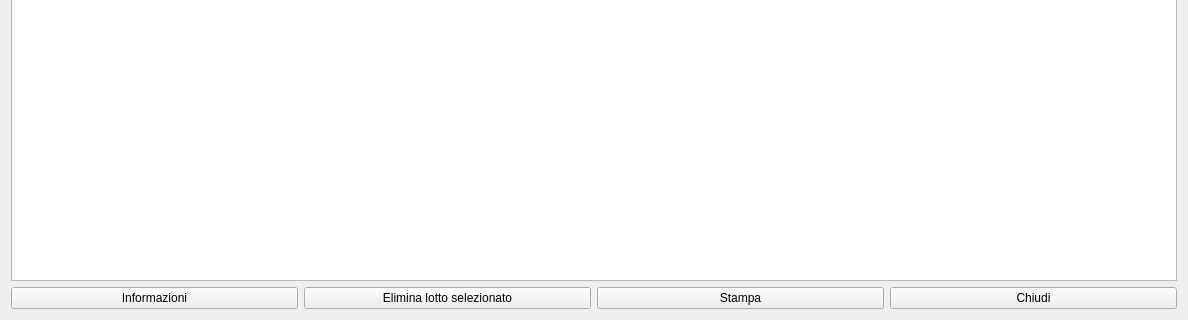
Old version of the form hlotti_new.ui in the repository fblabs/hamlet-mod-sancon; both pictures show x 0 to 1188 and y 218 to 538 of the 1188 by 538 pixel window.
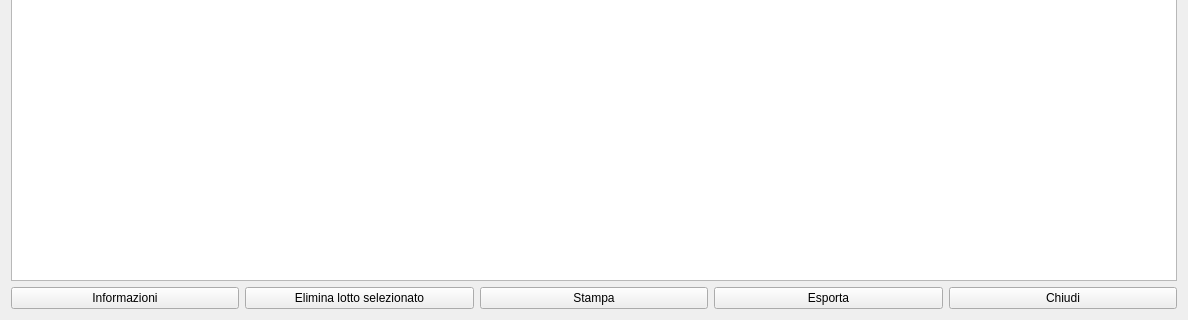
New version of the form. Icons and pictures are not drawn.

```diff
--- a/hlotti_new.ui
+++ b/hlotti_new.ui
@@ -260,6 +260,23 @@
        </property>
       </widget>
      </item>
+     <item>
+      <widget class="QPushButton" name="pbToPdf">
+       <property name="text">
+        <string>Esporta</string>
+       </property>
+       <property name="icon">
+        <iconset resource="icons.qrc">
+         <normaloff>:/Resources/PDF.png</normaloff>:/Resources/PDF.png</iconset>
+       </property>
+       <property name="iconSize">
+        <size>
+         <width>32</width>
+         <height>32</height>
+        </size>
+       </property>
+      </widget>
+     </item>
      <item>
       <widget class="QPushButton" name="pbClose">
        <property name="text">
```
